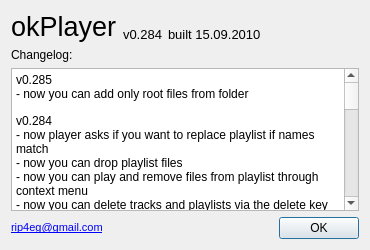
Above: aboutdialog.ui from Okspen/okPlayer before the change. Below: the same form after it.
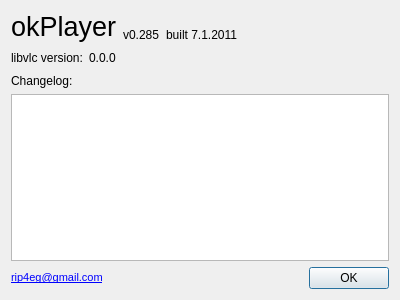
That is the form after the change.

Commit message: After some time I released a new version with some features.

```diff
--- a/aboutdialog.ui
+++ b/aboutdialog.ui
@@ -9,8 +9,8 @@
    <rect>
     <x>0</x>
     <y>0</y>
-    <width>370</width>
-    <height>250</height>
+    <width>400</width>
+    <height>300</height>
    </rect>
   </property>
   <property name="minimumSize">
@@ -60,8 +60,8 @@
         <string>&lt;!DOCTYPE HTML PUBLIC &quot;-//W3C//DTD HTML 4.0//EN&quot; &quot;http://www.w3.org/TR/REC-html40/strict.dtd&quot;&gt;
 &lt;html&gt;&lt;head&gt;&lt;meta name=&quot;qrichtext&quot; content=&quot;1&quot; /&gt;&lt;style type=&quot;text/css&quot;&gt;
 p, li { white-space: pre-wrap; }
-&lt;/style&gt;&lt;/head&gt;&lt;body style=&quot; font-family:'MS Shell Dlg 2'; font-size:8.25pt; font-weight:400; font-style:normal;&quot;&gt;
-&lt;p style=&quot; margin-top:0px; margin-bottom:0px; margin-left:0px; margin-right:0px; -qt-block-indent:0; text-indent:0px;&quot;&gt;&lt;span style=&quot; font-size:10pt;&quot;&gt;v0.284&lt;/span&gt;&lt;/p&gt;&lt;/body&gt;&lt;/html&gt;</string>
+&lt;/style&gt;&lt;/head&gt;&lt;body style=&quot; font-family:'MS Shell Dlg 2'; font-size:7.8pt; font-weight:400; font-style:normal;&quot;&gt;
+&lt;p style=&quot; margin-top:0px; margin-bottom:0px; margin-left:0px; margin-right:0px; -qt-block-indent:0; text-indent:0px;&quot;&gt;&lt;span style=&quot; font-size:9pt;&quot;&gt;v0.285&lt;/span&gt;&lt;/p&gt;&lt;/body&gt;&lt;/html&gt;</string>
        </property>
        <property name="alignment">
         <set>Qt::AlignBottom|Qt::AlignLeading|Qt::AlignLeft</set>
@@ -77,8 +77,8 @@
         <string>&lt;!DOCTYPE HTML PUBLIC &quot;-//W3C//DTD HTML 4.0//EN&quot; &quot;http://www.w3.org/TR/REC-html40/strict.dtd&quot;&gt;
 &lt;html&gt;&lt;head&gt;&lt;meta name=&quot;qrichtext&quot; content=&quot;1&quot; /&gt;&lt;style type=&quot;text/css&quot;&gt;
 p, li { white-space: pre-wrap; }
-&lt;/style&gt;&lt;/head&gt;&lt;body style=&quot; font-family:'MS Shell Dlg 2'; font-size:8.25pt; font-weight:400; font-style:normal;&quot;&gt;
-&lt;p style=&quot; margin-top:0px; margin-bottom:0px; margin-left:0px; margin-right:0px; -qt-block-indent:0; text-indent:0px;&quot;&gt;&lt;span style=&quot; font-size:10pt;&quot;&gt;built 15.09.2010&lt;/span&gt;&lt;/p&gt;&lt;/body&gt;&lt;/html&gt;</string>
+&lt;/style&gt;&lt;/head&gt;&lt;body style=&quot; font-family:'MS Shell Dlg 2'; font-size:7.8pt; font-weight:400; font-style:normal;&quot;&gt;
+&lt;p style=&quot; margin-top:0px; margin-bottom:0px; margin-left:0px; margin-right:0px; -qt-block-indent:0; text-indent:0px;&quot;&gt;&lt;span style=&quot; font-size:9pt;&quot;&gt;built 7.1.2011&lt;/span&gt;&lt;/p&gt;&lt;/body&gt;&lt;/html&gt;</string>
        </property>
        <property name="alignment">
         <set>Qt::AlignBottom|Qt::AlignLeading|Qt::AlignLeft</set>
@@ -88,7 +88,38 @@
     </layout>
    </item>
    <item>
-    <widget class="QLabel" name="label_2">
+    <layout class="QHBoxLayout" name="horizontalLayout_3">
+     <item>
+      <widget class="QLabel" name="label_2">
+       <property name="text">
+        <string>libvlc version:</string>
+       </property>
+      </widget>
+     </item>
+     <item>
+      <widget class="QLabel" name="libvlcLabel">
+       <property name="text">
+        <string>0.0.0</string>
+       </property>
+      </widget>
+     </item>
+     <item>
+      <spacer name="horizontalSpacer_2">
+       <property name="orientation">
+        <enum>Qt::Horizontal</enum>
+       </property>
+       <property name="sizeHint" stdset="0">
+        <size>
+         <width>40</width>
+         <height>20</height>
+        </size>
+       </property>
+      </spacer>
+     </item>
+    </layout>
+   </item>
+   <item>
+    <widget class="QLabel" name="changelogLabel">
      <property name="text">
       <string>Changelog:</string>
      </property>
@@ -100,73 +131,9 @@
       <string>&lt;!DOCTYPE HTML PUBLIC &quot;-//W3C//DTD HTML 4.0//EN&quot; &quot;http://www.w3.org/TR/REC-html40/strict.dtd&quot;&gt;
 &lt;html&gt;&lt;head&gt;&lt;meta name=&quot;qrichtext&quot; content=&quot;1&quot; /&gt;&lt;style type=&quot;text/css&quot;&gt;
 p, li { white-space: pre-wrap; }
-&lt;/style&gt;&lt;/head&gt;&lt;body style=&quot; font-family:'MS Shell Dlg 2'; font-size:8.25pt; font-weight:400; font-style:normal;&quot;&gt;
-&lt;p style=&quot; margin-top:0px; margin-bottom:0px; margin-left:0px; margin-right:0px; -qt-block-indent:0; text-indent:0px;&quot;&gt;&lt;span style=&quot; font-size:9pt;&quot;&gt;v0.285&lt;/span&gt;&lt;/p&gt;
-&lt;p style=&quot; margin-top:0px; margin-bottom:0px; margin-left:0px; margin-right:0px; -qt-block-indent:0; text-indent:0px;&quot;&gt;&lt;span style=&quot; font-size:9pt;&quot;&gt;- now you can add only root files from folder&lt;/span&gt;&lt;/p&gt;
+&lt;/style&gt;&lt;/head&gt;&lt;body style=&quot; font-family:'MS Shell Dlg 2'; font-size:7.8pt; font-weight:400; font-style:normal;&quot;&gt;
 &lt;p style=&quot;-qt-paragraph-type:empty; margin-top:0px; margin-bottom:0px; margin-left:0px; margin-right:0px; -qt-block-indent:0; text-indent:0px; font-size:8pt;&quot;&gt;&lt;/p&gt;
-&lt;p style=&quot; margin-top:0px; margin-bottom:0px; margin-left:0px; margin-right:0px; -qt-block-indent:0; text-indent:0px;&quot;&gt;&lt;span style=&quot; font-size:9pt;&quot;&gt;v0.284&lt;/span&gt;&lt;/p&gt;
-&lt;p style=&quot; margin-top:0px; margin-bottom:0px; margin-left:0px; margin-right:0px; -qt-block-indent:0; text-indent:0px;&quot;&gt;&lt;span style=&quot; font-size:9pt;&quot;&gt;- now player asks if you want to replace playlist if names match&lt;/span&gt;&lt;/p&gt;
-&lt;p style=&quot; margin-top:0px; margin-bottom:0px; margin-left:0px; margin-right:0px; -qt-block-indent:0; text-indent:0px;&quot;&gt;&lt;span style=&quot; font-size:9pt;&quot;&gt;- now you can drop playlist files&lt;/span&gt;&lt;/p&gt;
-&lt;p style=&quot; margin-top:0px; margin-bottom:0px; margin-left:0px; margin-right:0px; -qt-block-indent:0; text-indent:0px;&quot;&gt;&lt;span style=&quot; font-size:9pt;&quot;&gt;- now you can play and remove files from playlist through context menu&lt;/span&gt;&lt;/p&gt;
-&lt;p style=&quot; margin-top:0px; margin-bottom:0px; margin-left:0px; margin-right:0px; -qt-block-indent:0; text-indent:0px;&quot;&gt;&lt;span style=&quot; font-size:9pt;&quot;&gt;- now you can delete tracks and playlists via the delete key&lt;/span&gt;&lt;/p&gt;
-&lt;p style=&quot; margin-top:0px; margin-bottom:0px; margin-left:0px; margin-right:0px; -qt-block-indent:0; text-indent:0px;&quot;&gt;&lt;span style=&quot; font-size:9pt;&quot;&gt;- added help&lt;/span&gt;&lt;/p&gt;
-&lt;p style=&quot; margin-top:0px; margin-bottom:0px; margin-left:0px; margin-right:0px; -qt-block-indent:0; text-indent:0px;&quot;&gt;&lt;span style=&quot; font-size:9pt;&quot;&gt;- fixed - if insert track after sorting the playlist the star didn't appear&lt;/span&gt;&lt;/p&gt;
-&lt;p style=&quot;-qt-paragraph-type:empty; margin-top:0px; margin-bottom:0px; margin-left:0px; margin-right:0px; -qt-block-indent:0; text-indent:0px; font-size:8pt;&quot;&gt;&lt;/p&gt;
-&lt;p style=&quot; margin-top:0px; margin-bottom:0px; margin-left:0px; margin-right:0px; -qt-block-indent:0; text-indent:0px;&quot;&gt;&lt;span style=&quot; font-size:9pt;&quot;&gt;v0.283&lt;/span&gt;&lt;/p&gt;
-&lt;p style=&quot; margin-top:0px; margin-bottom:0px; margin-left:0px; margin-right:0px; -qt-block-indent:0; text-indent:0px;&quot;&gt;&lt;span style=&quot; font-size:9pt;&quot;&gt;- fixed saving not all songs to playlist&lt;/span&gt;&lt;/p&gt;
-&lt;p style=&quot; margin-top:0px; margin-bottom:0px; margin-left:0px; margin-right:0px; -qt-block-indent:0; text-indent:0px;&quot;&gt;&lt;span style=&quot; font-size:9pt;&quot;&gt;- fixed track loop&lt;/span&gt;&lt;/p&gt;
-&lt;p style=&quot; margin-top:0px; margin-bottom:0px; margin-left:0px; margin-right:0px; -qt-block-indent:0; text-indent:0px;&quot;&gt;&lt;span style=&quot; font-size:9pt;&quot;&gt;- now if you have tracks repeating in playlist and bookmark one of them, the other will be bookmarked too&lt;/span&gt;&lt;/p&gt;
-&lt;p style=&quot; margin-top:0px; margin-bottom:0px; margin-left:0px; margin-right:0px; -qt-block-indent:0; text-indent:0px;&quot;&gt;&lt;span style=&quot; font-size:9pt;&quot;&gt;- now you can play files by just dropping files and folders on the application icon&lt;/span&gt;&lt;/p&gt;
-&lt;p style=&quot;-qt-paragraph-type:empty; margin-top:0px; margin-bottom:0px; margin-left:0px; margin-right:0px; -qt-block-indent:0; text-indent:0px; font-size:9pt;&quot;&gt;&lt;/p&gt;
-&lt;p style=&quot; margin-top:0px; margin-bottom:0px; margin-left:0px; margin-right:0px; -qt-block-indent:0; text-indent:0px;&quot;&gt;&lt;span style=&quot; font-size:9pt;&quot;&gt;v0.282&lt;/span&gt;&lt;/p&gt;
-&lt;p style=&quot; margin-top:0px; margin-bottom:0px; margin-left:0px; margin-right:0px; -qt-block-indent:0; text-indent:0px;&quot;&gt;&lt;span style=&quot; font-size:9pt;&quot;&gt;- fixed time label and seek slider behavior&lt;/span&gt;&lt;/p&gt;
-&lt;p style=&quot; margin-top:0px; margin-bottom:0px; margin-left:0px; margin-right:0px; -qt-block-indent:0; text-indent:0px;&quot;&gt;&lt;span style=&quot; font-size:9pt;&quot;&gt;- fixed crash after multiple mid-clicking the playlist area&lt;/span&gt;&lt;/p&gt;
-&lt;p style=&quot; margin-top:0px; margin-bottom:0px; margin-left:0px; margin-right:0px; -qt-block-indent:0; text-indent:0px;&quot;&gt;&lt;span style=&quot; font-size:9pt;&quot;&gt;- fixed crash after trying to switch track when the playlist is empty&lt;/span&gt;&lt;/p&gt;
-&lt;p style=&quot;-qt-paragraph-type:empty; margin-top:0px; margin-bottom:0px; margin-left:0px; margin-right:0px; -qt-block-indent:0; text-indent:0px; font-size:9pt;&quot;&gt;&lt;/p&gt;
-&lt;p style=&quot; margin-top:0px; margin-bottom:0px; margin-left:0px; margin-right:0px; -qt-block-indent:0; text-indent:0px;&quot;&gt;&lt;span style=&quot; font-size:9pt;&quot;&gt;v0.281&lt;/span&gt;&lt;/p&gt;
-&lt;p style=&quot; margin-top:0px; margin-bottom:0px; margin-left:0px; margin-right:0px; -qt-block-indent:0; text-indent:0px;&quot;&gt;&lt;span style=&quot; font-size:9pt;&quot;&gt;- fixed crash on startup&lt;/span&gt;&lt;/p&gt;
-&lt;p style=&quot; margin-top:0px; margin-bottom:0px; margin-left:0px; margin-right:0px; -qt-block-indent:0; text-indent:0px;&quot;&gt;&lt;span style=&quot; font-size:9pt;&quot;&gt;- fixed wrong reading favourites from file&lt;/span&gt;&lt;/p&gt;
-&lt;p style=&quot;-qt-paragraph-type:empty; margin-top:0px; margin-bottom:0px; margin-left:0px; margin-right:0px; -qt-block-indent:0; text-indent:0px; font-size:9pt;&quot;&gt;&lt;/p&gt;
-&lt;p style=&quot; margin-top:0px; margin-bottom:0px; margin-left:0px; margin-right:0px; -qt-block-indent:0; text-indent:0px;&quot;&gt;&lt;span style=&quot; font-size:9pt;&quot;&gt;v0.28&lt;/span&gt;&lt;/p&gt;
-&lt;p style=&quot; margin-top:0px; margin-bottom:0px; margin-left:0px; margin-right:0px; -qt-block-indent:0; text-indent:0px;&quot;&gt;&lt;span style=&quot; font-size:9pt;&quot;&gt;- added drag&amp;amp;drop of folders from file managers&lt;/span&gt;&lt;/p&gt;
-&lt;p style=&quot; margin-top:0px; margin-bottom:0px; margin-left:0px; margin-right:0px; -qt-block-indent:0; text-indent:0px;&quot;&gt;&lt;span style=&quot; font-size:9pt;&quot;&gt;- interface improvements&lt;/span&gt;&lt;/p&gt;
-&lt;p style=&quot; margin-top:0px; margin-bottom:0px; margin-left:0px; margin-right:0px; -qt-block-indent:0; text-indent:0px;&quot;&gt;&lt;span style=&quot; font-size:9pt;&quot;&gt;- fixed minor bugs&lt;/span&gt;&lt;/p&gt;
-&lt;p style=&quot;-qt-paragraph-type:empty; margin-top:0px; margin-bottom:0px; margin-left:0px; margin-right:0px; -qt-block-indent:0; text-indent:0px; font-size:9pt;&quot;&gt;&lt;/p&gt;
-&lt;p style=&quot; margin-top:0px; margin-bottom:0px; margin-left:0px; margin-right:0px; -qt-block-indent:0; text-indent:0px;&quot;&gt;&lt;span style=&quot; font-size:9pt;&quot;&gt;v0.27&lt;/span&gt;&lt;/p&gt;
-&lt;p style=&quot; margin-top:0px; margin-bottom:0px; margin-left:0px; margin-right:0px; -qt-block-indent:0; text-indent:0px;&quot;&gt;&lt;span style=&quot; font-size:9pt;&quot;&gt;- improved playlist mechanism&lt;/span&gt;&lt;/p&gt;
-&lt;p style=&quot; margin-top:0px; margin-bottom:0px; margin-left:0px; margin-right:0px; -qt-block-indent:0; text-indent:0px;&quot;&gt;&lt;span style=&quot; font-size:9pt;&quot;&gt;- now time label has fixed width&lt;/span&gt;&lt;/p&gt;
-&lt;p style=&quot; margin-top:0px; margin-bottom:0px; margin-left:0px; margin-right:0px; -qt-block-indent:0; text-indent:0px;&quot;&gt;&lt;span style=&quot; font-size:9pt;&quot;&gt;- added context menu to the folder tree items&lt;/span&gt;&lt;/p&gt;
-&lt;p style=&quot; margin-top:0px; margin-bottom:0px; margin-left:0px; margin-right:0px; -qt-block-indent:0; text-indent:0px;&quot;&gt;&lt;span style=&quot; font-size:9pt;&quot;&gt;- fixed favourites behavior: now it's &amp;quot;real-time&amp;quot;&lt;/span&gt;&lt;/p&gt;
-&lt;p style=&quot;-qt-paragraph-type:empty; margin-top:0px; margin-bottom:0px; margin-left:0px; margin-right:0px; -qt-block-indent:0; text-indent:0px; font-size:9pt;&quot;&gt;&lt;/p&gt;
-&lt;p style=&quot; margin-top:0px; margin-bottom:0px; margin-left:0px; margin-right:0px; -qt-block-indent:0; text-indent:0px;&quot;&gt;&lt;span style=&quot; font-size:9pt;&quot;&gt;v0.26&lt;/span&gt;&lt;/p&gt;
-&lt;p style=&quot; margin-top:0px; margin-bottom:0px; margin-left:0px; margin-right:0px; -qt-block-indent:0; text-indent:0px;&quot;&gt;&lt;span style=&quot; font-size:9pt;&quot;&gt;- added opportunity to play track through selecting it in playlist and pressing play button&lt;/span&gt;&lt;/p&gt;
-&lt;p style=&quot; margin-top:0px; margin-bottom:0px; margin-left:0px; margin-right:0px; -qt-block-indent:0; text-indent:0px;&quot;&gt;&lt;span style=&quot; font-size:9pt;&quot;&gt;- added basic functions to work with playlists - opening, saving and loading all your favourite songs&lt;/span&gt;&lt;/p&gt;
-&lt;p style=&quot; margin-top:0px; margin-bottom:0px; margin-left:0px; margin-right:0px; -qt-block-indent:0; text-indent:0px;&quot;&gt;&lt;span style=&quot; font-size:9pt;&quot;&gt;- fixed crash after removing item from playlist&lt;/span&gt;&lt;/p&gt;
-&lt;p style=&quot;-qt-paragraph-type:empty; margin-top:0px; margin-bottom:0px; margin-left:0px; margin-right:0px; -qt-block-indent:0; text-indent:0px; font-size:9pt;&quot;&gt;&lt;/p&gt;
-&lt;p style=&quot; margin-top:0px; margin-bottom:0px; margin-left:0px; margin-right:0px; -qt-block-indent:0; text-indent:0px;&quot;&gt;&lt;span style=&quot; font-size:9pt;&quot;&gt;v0.25&lt;/span&gt;&lt;/p&gt;
-&lt;p style=&quot; margin-top:0px; margin-bottom:0px; margin-left:0px; margin-right:0px; -qt-block-indent:0; text-indent:0px;&quot;&gt;&lt;span style=&quot; font-size:9pt;&quot;&gt;- added saving/restoring of application window sizes&lt;/span&gt;&lt;/p&gt;
-&lt;p style=&quot; margin-top:0px; margin-bottom:0px; margin-left:0px; margin-right:0px; -qt-block-indent:0; text-indent:0px;&quot;&gt;&lt;span style=&quot; font-size:9pt;&quot;&gt;- added static selection of current track in playlist&lt;/span&gt;&lt;/p&gt;
-&lt;p style=&quot; margin-top:0px; margin-bottom:0px; margin-left:0px; margin-right:0px; -qt-block-indent:0; text-indent:0px;&quot;&gt;&lt;span style=&quot; font-size:9pt;&quot;&gt;- added stop &amp;amp; loop modes&lt;/span&gt;&lt;/p&gt;
-&lt;p style=&quot; margin-top:0px; margin-bottom:0px; margin-left:0px; margin-right:0px; -qt-block-indent:0; text-indent:0px;&quot;&gt;&lt;span style=&quot; font-size:9pt;&quot;&gt;- fixed playing wrong song from playlist after sorting&lt;/span&gt;&lt;/p&gt;
-&lt;p style=&quot;-qt-paragraph-type:empty; margin-top:0px; margin-bottom:0px; margin-left:0px; margin-right:0px; -qt-block-indent:0; text-indent:0px; font-size:9pt;&quot;&gt;&lt;/p&gt;
-&lt;p style=&quot; margin-top:0px; margin-bottom:0px; margin-left:0px; margin-right:0px; -qt-block-indent:0; text-indent:0px;&quot;&gt;&lt;span style=&quot; font-size:9pt;&quot;&gt;v0.24&lt;/span&gt;&lt;/p&gt;
-&lt;p style=&quot; margin-top:0px; margin-bottom:0px; margin-left:0px; margin-right:0px; -qt-block-indent:0; text-indent:0px;&quot;&gt;&lt;span style=&quot; font-size:9pt;&quot;&gt;- added an oportunity to resize playlist and folder tree windows&lt;/span&gt;&lt;/p&gt;
-&lt;p style=&quot; margin-top:0px; margin-bottom:0px; margin-left:0px; margin-right:0px; -qt-block-indent:0; text-indent:0px;&quot;&gt;&lt;span style=&quot; font-size:9pt;&quot;&gt;- now you can remove track from playlist via middle mouse button&lt;/span&gt;&lt;/p&gt;
-&lt;p style=&quot;-qt-paragraph-type:empty; margin-top:0px; margin-bottom:0px; margin-left:0px; margin-right:0px; -qt-block-indent:0; text-indent:0px; font-size:9pt;&quot;&gt;&lt;/p&gt;
-&lt;p style=&quot; margin-top:0px; margin-bottom:0px; margin-left:0px; margin-right:0px; -qt-block-indent:0; text-indent:0px;&quot;&gt;&lt;span style=&quot; font-size:9pt;&quot;&gt;v0.23&lt;/span&gt;&lt;/p&gt;
-&lt;p style=&quot; margin-top:0px; margin-bottom:0px; margin-left:0px; margin-right:0px; -qt-block-indent:0; text-indent:0px;&quot;&gt;&lt;span style=&quot; font-size:9pt;&quot;&gt;- added &amp;quot;always on top&amp;quot; option&lt;/span&gt;&lt;/p&gt;
-&lt;p style=&quot; margin-top:0px; margin-bottom:0px; margin-left:0px; margin-right:0px; -qt-block-indent:0; text-indent:0px;&quot;&gt;&lt;span style=&quot; font-size:9pt;&quot;&gt;- added track length/position counter with 3 modes (click it to change the mode)&lt;/span&gt;&lt;/p&gt;
-&lt;p style=&quot; margin-top:0px; margin-bottom:0px; margin-left:0px; margin-right:0px; -qt-block-indent:0; text-indent:0px;&quot;&gt;&lt;span style=&quot; font-size:9pt;&quot;&gt;- now restoring the last played song too&lt;/span&gt;&lt;/p&gt;
-&lt;p style=&quot; margin-top:0px; margin-bottom:0px; margin-left:0px; margin-right:0px; -qt-block-indent:0; text-indent:0px;&quot;&gt;&lt;span style=&quot; font-size:9pt;&quot;&gt;- fixed seekslider behavior&lt;/span&gt;&lt;/p&gt;
-&lt;p style=&quot;-qt-paragraph-type:empty; margin-top:0px; margin-bottom:0px; margin-left:0px; margin-right:0px; -qt-block-indent:0; text-indent:0px; font-size:9pt;&quot;&gt;&lt;/p&gt;
-&lt;p style=&quot; margin-top:0px; margin-bottom:0px; margin-left:0px; margin-right:0px; -qt-block-indent:0; text-indent:0px;&quot;&gt;&lt;span style=&quot; font-size:9pt;&quot;&gt;v0.21&lt;/span&gt;&lt;/p&gt;
-&lt;p style=&quot; margin-top:0px; margin-bottom:0px; margin-left:0px; margin-right:0px; -qt-block-indent:0; text-indent:0px;&quot;&gt;&lt;span style=&quot; font-size:9pt;&quot;&gt;- added flac support&lt;/span&gt;&lt;/p&gt;
-&lt;p style=&quot;-qt-paragraph-type:empty; margin-top:0px; margin-bottom:0px; margin-left:0px; margin-right:0px; -qt-block-indent:0; text-indent:0px; font-size:9pt;&quot;&gt;&lt;/p&gt;
-&lt;p style=&quot; margin-top:0px; margin-bottom:0px; margin-left:0px; margin-right:0px; -qt-block-indent:0; text-indent:0px;&quot;&gt;&lt;span style=&quot; font-size:9pt;&quot;&gt;v0.2&lt;/span&gt;&lt;/p&gt;
-&lt;p style=&quot; margin-top:0px; margin-bottom:0px; margin-left:0px; margin-right:0px; -qt-block-indent:0; text-indent:0px;&quot;&gt;&lt;span style=&quot; font-size:9pt;&quot;&gt;- added track bookmarking&lt;/span&gt;&lt;/p&gt;
-&lt;p style=&quot; margin-top:0px; margin-bottom:0px; margin-left:0px; margin-right:0px; -qt-block-indent:0; text-indent:0px;&quot;&gt;&lt;span style=&quot; font-size:9pt;&quot;&gt;- added saving/restoring player state after quitting&lt;/span&gt;&lt;/p&gt;
-&lt;p style=&quot; margin-top:0px; margin-bottom:0px; margin-left:0px; margin-right:0px; -qt-block-indent:0; text-indent:0px;&quot;&gt;&lt;span style=&quot; font-size:9pt;&quot;&gt;- added quick search through playlist&lt;/span&gt;&lt;/p&gt;
-&lt;p style=&quot; margin-top:0px; margin-bottom:0px; margin-left:0px; margin-right:0px; -qt-block-indent:0; text-indent:0px;&quot;&gt;&lt;span style=&quot; font-size:9pt;&quot;&gt;- added an oportunity to add tracks to playlist via middle mouse button&lt;/span&gt;&lt;/p&gt;&lt;/body&gt;&lt;/html&gt;</string>
+&lt;p style=&quot;-qt-paragraph-type:empty; margin-top:0px; margin-bottom:0px; margin-left:0px; margin-right:0px; -qt-block-indent:0; text-indent:0px; font-size:8pt;&quot;&gt;&lt;/p&gt;&lt;/body&gt;&lt;/html&gt;</string>
      </property>
     </widget>
    </item>
```
Left out of the diff: 2 changed lines with no effect on the pictures. The commit also changes 42 other files.
